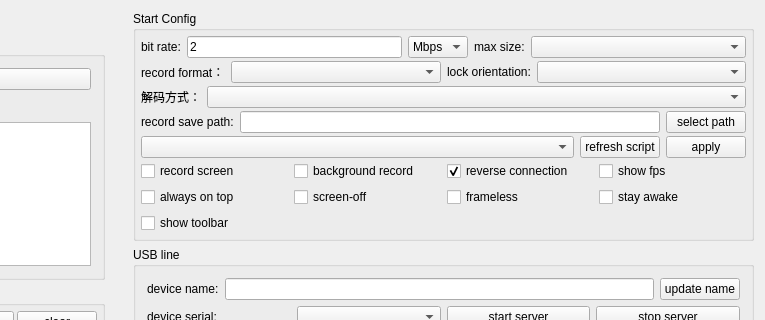
Old version of the form QtScrcpy/ui/dialog.ui in the repository barry-ran/QtScrcpy; both pictures show x 528 to 1293 and y 0 to 320 of the 1293 by 502 pixel window.
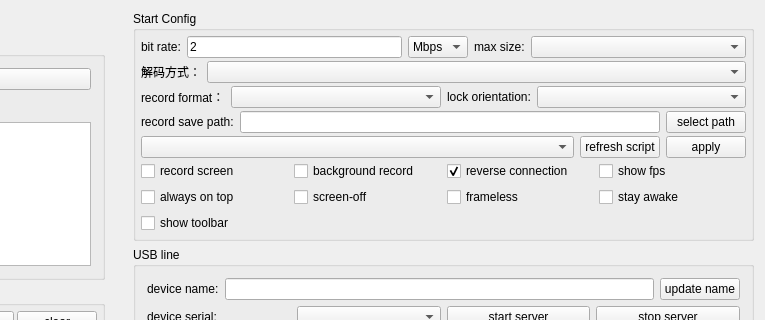
New version of the form.

Commit message: perf:UI optimization to adjust the position of decoding options

```diff
--- a/QtScrcpy/ui/dialog.ui
+++ b/QtScrcpy/ui/dialog.ui
@@ -406,76 +406,6 @@
            </layout>
           </widget>
          </item>
-         <item>
-          <widget class="QWidget" name="configWidget5" native="true">
-           <property name="sizePolicy">
-            <sizepolicy hsizetype="Preferred" vsizetype="Preferred">
-             <horstretch>0</horstretch>
-             <verstretch>0</verstretch>
-            </sizepolicy>
-           </property>
-           <layout class="QHBoxLayout" name="horizontalLayout_7">
-            <property name="leftMargin">
-             <number>0</number>
-            </property>
-            <property name="topMargin">
-             <number>0</number>
-            </property>
-            <property name="rightMargin">
-             <number>0</number>
-            </property>
-            <property name="bottomMargin">
-             <number>0</number>
-            </property>
-            <item>
-             <widget class="QLabel" name="label_6">
-              <property name="sizePolicy">
-               <sizepolicy hsizetype="Maximum" vsizetype="Preferred">
-                <horstretch>0</horstretch>
-                <verstretch>0</verstretch>
-               </sizepolicy>
-              </property>
-              <property name="text">
-               <string>record format：</string>
-              </property>
-             </widget>
-            </item>
-            <item>
-             <widget class="QComboBox" name="formatBox">
-              <property name="sizePolicy">
-               <sizepolicy hsizetype="Preferred" vsizetype="Preferred">
-                <horstretch>0</horstretch>
-                <verstretch>0</verstretch>
-               </sizepolicy>
-              </property>
-             </widget>
-            </item>
-            <item>
-             <widget class="QLabel" name="label_8">
-              <property name="sizePolicy">
-               <sizepolicy hsizetype="Maximum" vsizetype="Preferred">
-                <horstretch>0</horstretch>
-                <verstretch>0</verstretch>
-               </sizepolicy>
-              </property>
-              <property name="text">
-               <string>lock orientation:</string>
-              </property>
-             </widget>
-            </item>
-            <item>
-             <widget class="QComboBox" name="lockOrientationBox">
-              <property name="sizePolicy">
-               <sizepolicy hsizetype="Preferred" vsizetype="Preferred">
-                <horstretch>0</horstretch>
-                <verstretch>0</verstretch>
-               </sizepolicy>
-              </property>
-             </widget>
-            </item>
-           </layout>
-          </widget>
-         </item>
          <item>
           <widget class="QWidget" name="configWidget6" native="true">
            <property name="sizePolicy">
@@ -526,6 +456,76 @@
            </layout>
           </widget>
          </item>
+         <item>
+          <widget class="QWidget" name="configWidget5" native="true">
+           <property name="sizePolicy">
+            <sizepolicy hsizetype="Preferred" vsizetype="Preferred">
+             <horstretch>0</horstretch>
+             <verstretch>0</verstretch>
+            </sizepolicy>
+           </property>
+           <layout class="QHBoxLayout" name="horizontalLayout_7">
+            <property name="leftMargin">
+             <number>0</number>
+            </property>
+            <property name="topMargin">
+             <number>0</number>
+            </property>
+            <property name="rightMargin">
+             <number>0</number>
+            </property>
+            <property name="bottomMargin">
+             <number>0</number>
+            </property>
+            <item>
+             <widget class="QLabel" name="label_6">
+              <property name="sizePolicy">
+               <sizepolicy hsizetype="Maximum" vsizetype="Preferred">
+                <horstretch>0</horstretch>
+                <verstretch>0</verstretch>
+               </sizepolicy>
+              </property>
+              <property name="text">
+               <string>record format：</string>
+              </property>
+             </widget>
+            </item>
+            <item>
+             <widget class="QComboBox" name="formatBox">
+              <property name="sizePolicy">
+               <sizepolicy hsizetype="Preferred" vsizetype="Preferred">
+                <horstretch>0</horstretch>
+                <verstretch>0</verstretch>
+               </sizepolicy>
+              </property>
+             </widget>
+            </item>
+            <item>
+             <widget class="QLabel" name="label_8">
+              <property name="sizePolicy">
+               <sizepolicy hsizetype="Maximum" vsizetype="Preferred">
+                <horstretch>0</horstretch>
+                <verstretch>0</verstretch>
+               </sizepolicy>
+              </property>
+              <property name="text">
+               <string>lock orientation:</string>
+              </property>
+             </widget>
+            </item>
+            <item>
+             <widget class="QComboBox" name="lockOrientationBox">
+              <property name="sizePolicy">
+               <sizepolicy hsizetype="Preferred" vsizetype="Preferred">
+                <horstretch>0</horstretch>
+                <verstretch>0</verstretch>
+               </sizepolicy>
+              </property>
+             </widget>
+            </item>
+           </layout>
+          </widget>
+         </item>
          <item>
           <widget class="QWidget" name="configWidget2" native="true">
            <property name="sizePolicy">
```
